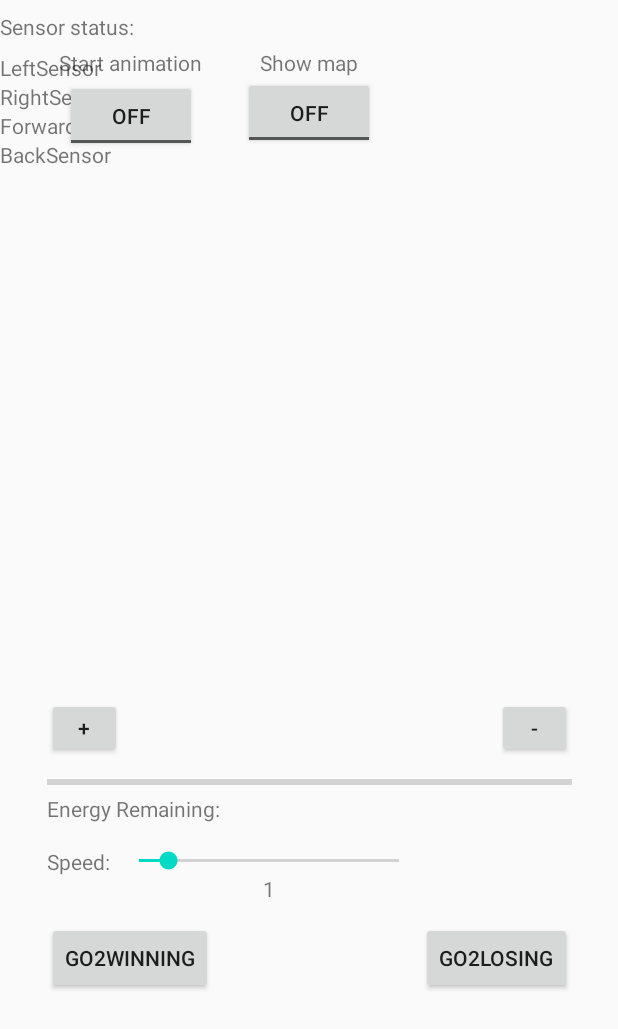
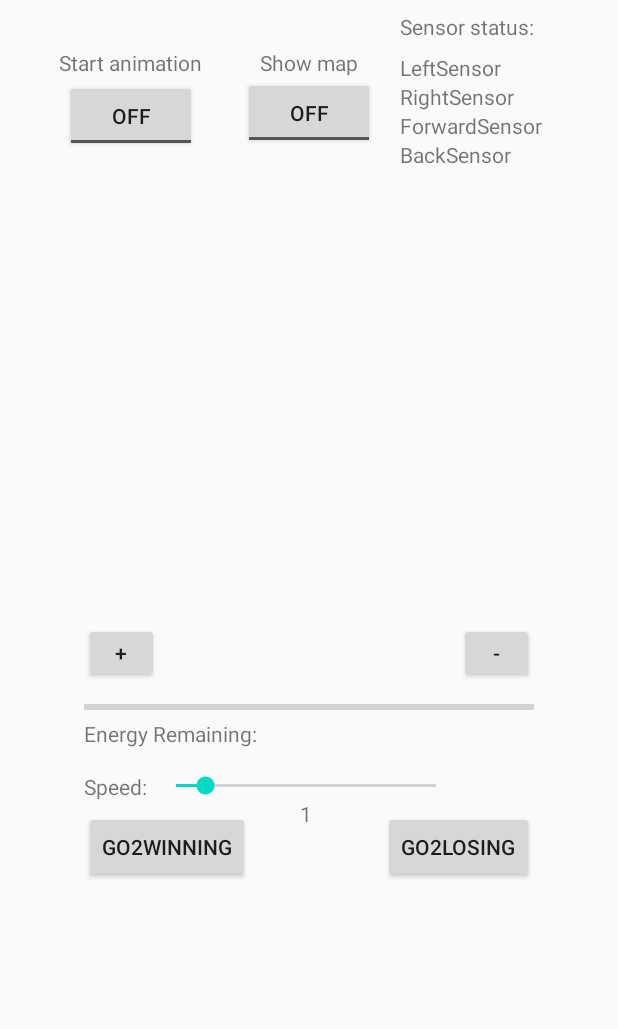
Before and after one commit to andywangyzfh/AMazeByShuhongWang, an Android app: the layout activity_play_animation.xml on its own in the app's theme, with its tools: preview values and no code run, on a phone screen of 412 x 824 dp. Shown: the top 1029 px of the screen. Run offline under Robolectric (Android 15) with nearby library versions, the phone set to English and light mode, and no system bars.

```diff
--- a/app/src/main/AndroidManifest.xml
+++ b/app/src/main/AndroidManifest.xml
@@ -13,8 +13,7 @@
         <activity android:name=".gui.WinningActivity" />
         <activity android:name=".gui.PlayAnimationActivity" />
         <activity android:name=".gui.PlayManuallyActivity" />
-        <activity android:name=".gui.GeneratingActivity"
-            android:parentActivityName=".gui.AMazeActivity"/>
+        <activity android:name=".gui.GeneratingActivity"/>
         <activity android:name=".gui.AMazeActivity">
             <intent-filter>
                 <action android:name="android.intent.action.MAIN" />
--- a/app/src/main/java/edu/wm/cs/cs301/ShuhongWang/gui/GeneratingActivity.java
+++ b/app/src/main/java/edu/wm/cs/cs301/ShuhongWang/gui/GeneratingActivity.java
@@ -37,6 +37,8 @@ public class GeneratingActivity extends AppCompatActivity {
     protected void onCreate(Bundle savedInstanceState) {
         super.onCreate(savedInstanceState);
         setContentView(R.layout.activity_generating);
+
+//        getActionBar().setDisplayHomeAsUpEnabled(true);
 
         // Get settings from the previous state.
         Intent intent = getIntent();
@@ -94,7 +96,7 @@ public class GeneratingActivity extends AppCompatActivity {
                 while (progress < 100){
                     progress++;
                     try {
-                        Thread.sleep(200);
+                        Thread.sleep(100);
                     } catch (InterruptedException e) {
                         e.printStackTrace();
                     }
@@ -161,4 +163,11 @@ public class GeneratingActivity extends AppCompatActivity {
         startActivity(intent);
         finish();
     }
+
+    public void onBackPressed(){
+        Intent intent = new Intent(this, AMazeActivity.class);
+        Log.v(log, "Go back to title page");
+        startActivity(intent);
+        finish();
+    }
 }
--- a/app/src/main/java/edu/wm/cs/cs301/ShuhongWang/gui/LosingActivity.java
+++ b/app/src/main/java/edu/wm/cs/cs301/ShuhongWang/gui/LosingActivity.java
@@ -17,7 +17,7 @@ public class LosingActivity extends AppCompatActivity {
     @Override
     protected void onCreate(Bundle savedInstanceState) {
         super.onCreate(savedInstanceState);
-        setContentView(R.layout.activity_winning);
+        setContentView(R.layout.activity_losing);
         setButtonPlayAgain();
     }
 
--- a/app/src/main/res/layout/activity_play_animation.xml
+++ b/app/src/main/res/layout/activity_play_animation.xml
@@ -27,8 +27,8 @@
 
     <LinearLayout
         android:id="@+id/linearLayout2"
-        android:layout_width="350dp"
-        android:layout_height="350dp"
+        android:layout_width="300dp"
+        android:layout_height="300dp"
         android:layout_marginTop="16dp"
         android:orientation="horizontal"
         app:layout_constraintEnd_toEndOf="parent"
@@ -106,7 +106,7 @@
         android:id="@+id/Go2Losing"
         android:layout_width="wrap_content"
         android:layout_height="wrap_content"
-        android:layout_marginTop="32dp"
+        android:layout_marginTop="8dp"
         android:text="Go2Losing"
         app:layout_constraintEnd_toEndOf="@+id/pbEnergy"
         app:layout_constraintTop_toBottomOf="@+id/sbSpeed" />
@@ -136,8 +136,8 @@
         android:layout_height="wrap_content"
         android:layout_marginTop="8dp"
         android:text="Sensor status:"
-        app:layout_constraintTop_toTopOf="parent"
-        tools:layout_editor_absoluteX="278dp" />
+        app:layout_constraintEnd_toEndOf="@+id/linearLayout2"
+        app:layout_constraintTop_toTopOf="parent" />
 
     <TextView
         android:id="@+id/txtLeftSensor"
--- a/app/src/main/res/layout/activity_play_manually.xml
+++ b/app/src/main/res/layout/activity_play_manually.xml
@@ -67,7 +67,7 @@
         android:id="@+id/linearLayout"
         android:layout_width="350dp"
         android:layout_height="350dp"
-        android:layout_marginTop="32dp"
+        android:layout_marginTop="8dp"
         android:orientation="horizontal"
         app:layout_constraintEnd_toEndOf="parent"
         app:layout_constraintStart_toStartOf="parent"
```
Also changed, not shown: app/src/main/java/edu/wm/cs/cs301/ShuhongWang/gui/PlayAnimationActivity.java (+6 -5 lines).
